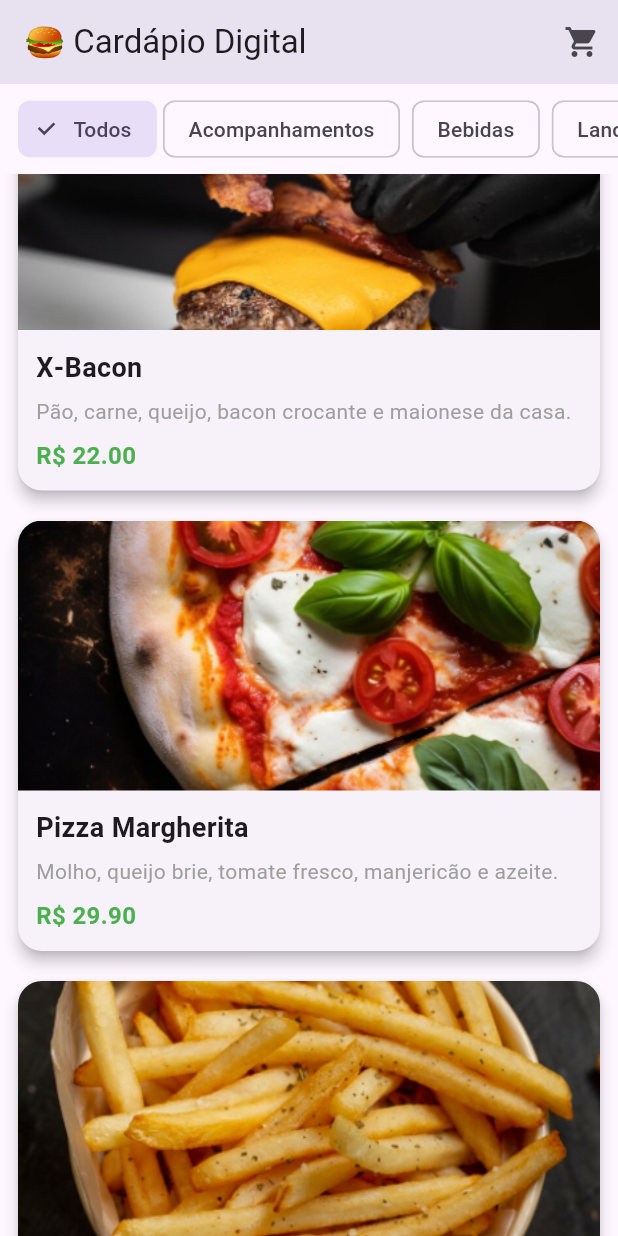
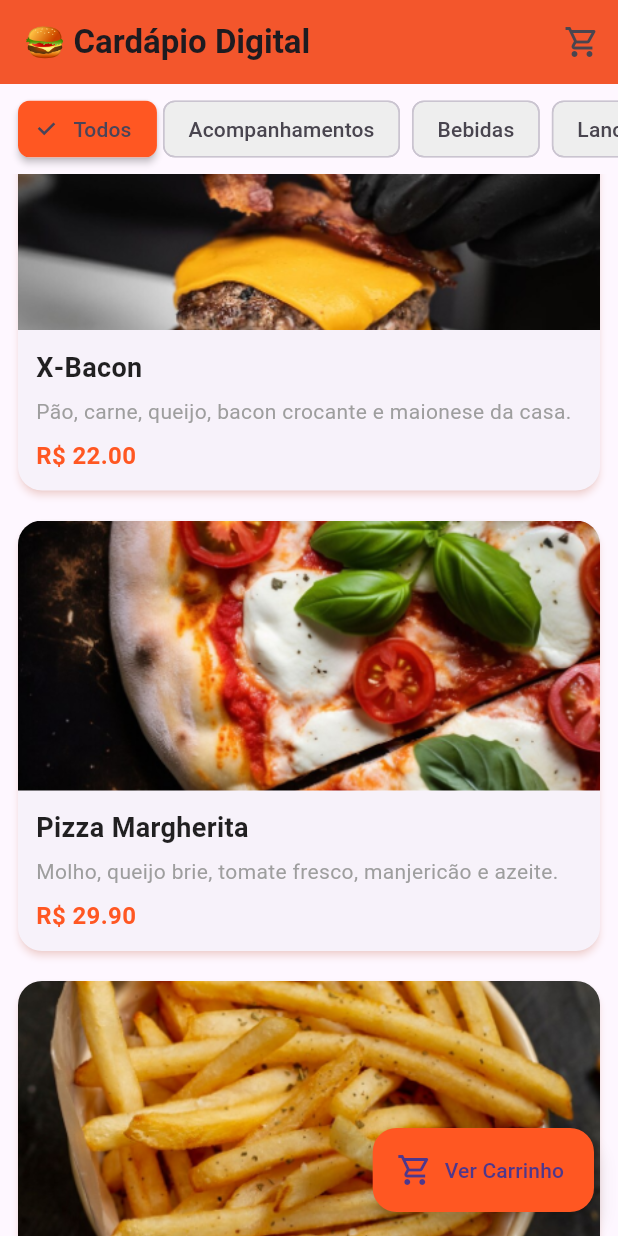
Before and after one commit to zSkiver/Cardapio_flutter, a Flutter app: the screen it shows after launch, scrolled down 576 dp, on a phone screen of 412 x 824 dp. Run offline on Flutter 3.47's test engine with Material 3 defaults, Android fonts, the phone set to English and light mode, and no system bars.

Commit message:
version 2.0

```diff
--- a/lib/screens/home_screen.dart
+++ b/lib/screens/home_screen.dart
@@ -28,17 +28,26 @@ class _HomeScreenState extends State<HomeScreen> {
 
     return Scaffold(
       appBar: AppBar(
-        title: const Text('🍔 Cardápio Digital'),
+        backgroundColor: Colors.deepOrange,
+        title: const Text('🍔 Cardápio Digital', style: TextStyle(fontWeight: FontWeight.bold)),
         actions: [
           IconButton(
             tooltip: 'Carrinho',
-            icon: const Icon(Icons.shopping_cart),
+            icon: const Icon(Icons.shopping_cart_outlined),
             onPressed: () => Navigator.push(
               context,
               MaterialPageRoute(builder: (_) => const CheckoutScreen()),
             ),
           ),
         ],
+      ),
+      floatingActionButton: FloatingActionButton.extended(
+        onPressed: () {
+          Navigator.push(context, MaterialPageRoute(builder: (_) => const CheckoutScreen()));
+        },
+        backgroundColor: Colors.deepOrange,
+        icon: const Icon(Icons.shopping_cart_outlined),
+        label: const Text("Ver Carrinho"),
       ),
       body: Column(
         crossAxisAlignment: CrossAxisAlignment.start,
@@ -51,7 +60,10 @@ class _HomeScreenState extends State<HomeScreen> {
               padding: const EdgeInsets.symmetric(horizontal: 12, vertical: 10),
               children: [
                 ChoiceChip(
-                  label: const Text('Todos'),
+                  label: const Text('Todos', style: TextStyle(fontWeight: FontWeight.w500)),
+                  selectedColor: Colors.deepOrange,
+                  backgroundColor: Colors.grey.shade200,
+                  elevation: 2,
                   selected: categoriaSelecionada == null,
                   onSelected: (_) => setState(() => categoriaSelecionada = null),
                 ),
@@ -59,7 +71,10 @@ class _HomeScreenState extends State<HomeScreen> {
                   return Padding(
                     padding: const EdgeInsets.symmetric(horizontal: 4.0),
                     child: ChoiceChip(
-                      label: Text(cat),
+                      label: Text(cat, style: const TextStyle(fontWeight: FontWeight.w500)),
+                      selectedColor: Colors.deepOrange,
+                      backgroundColor: Colors.grey.shade200,
+                      elevation: 2,
                       selected: categoriaSelecionada == cat,
                       onSelected: (_) => setState(() => categoriaSelecionada = cat),
                     ),
@@ -78,12 +93,14 @@ class _HomeScreenState extends State<HomeScreen> {
                 final produto = produtosFiltrados[index];
 
                 return Card(
-                  elevation: 4,
+                  elevation: 2,
+                  shadowColor: Colors.deepOrange.withOpacity(0.3),
                   shape: RoundedRectangleBorder(
                     borderRadius: BorderRadius.circular(16),
                   ),
                   margin: const EdgeInsets.symmetric(vertical: 10),
                   child: InkWell(
+                    splashColor: Colors.deepOrange.withOpacity(0.2),
                     borderRadius: BorderRadius.circular(16),
                     onTap: () {
                       Navigator.push(
@@ -119,7 +136,8 @@ class _HomeScreenState extends State<HomeScreen> {
                                 produto.nome,
                                 style: const TextStyle(
                                   fontSize: 18,
-                                  fontWeight: FontWeight.bold,
+                                  fontWeight: FontWeight.w600,
+                                  color: Colors.black87,
                                 ),
                               ),
                               const SizedBox(height: 6),
@@ -135,7 +153,7 @@ class _HomeScreenState extends State<HomeScreen> {
                                 style: const TextStyle(
                                   fontSize: 16,
                                   fontWeight: FontWeight.bold,
-                                  color: Colors.green,
+                                  color: Colors.deepOrange,
                                 ),
                               ),
                             ],
```
Also changed, not shown: lib/screens/produto_detalhe_screen.dart (+16 -6 lines).
